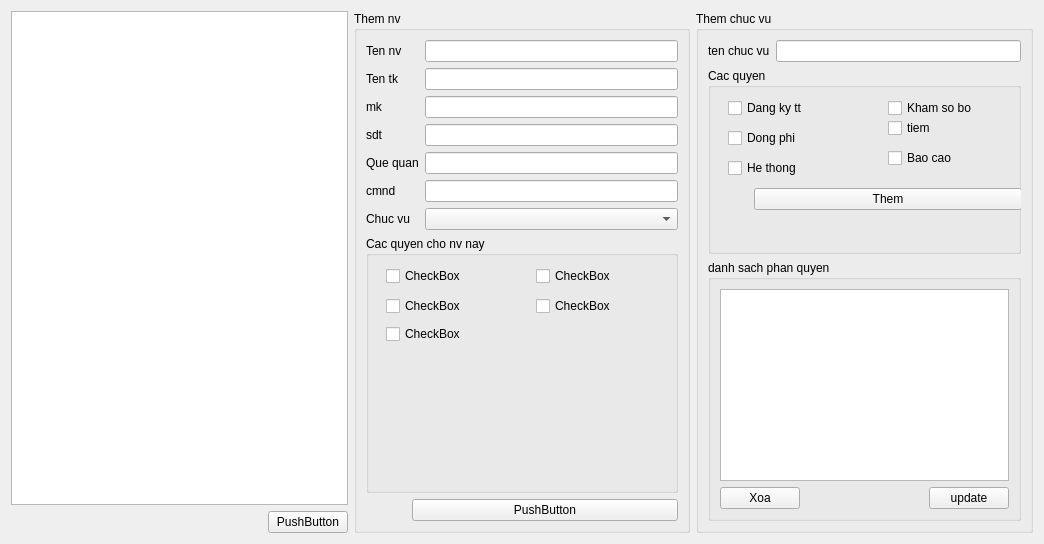
This is managenv.ui in xdien/tcmr as Qt 5 draws it before an edit. The edited form follows.
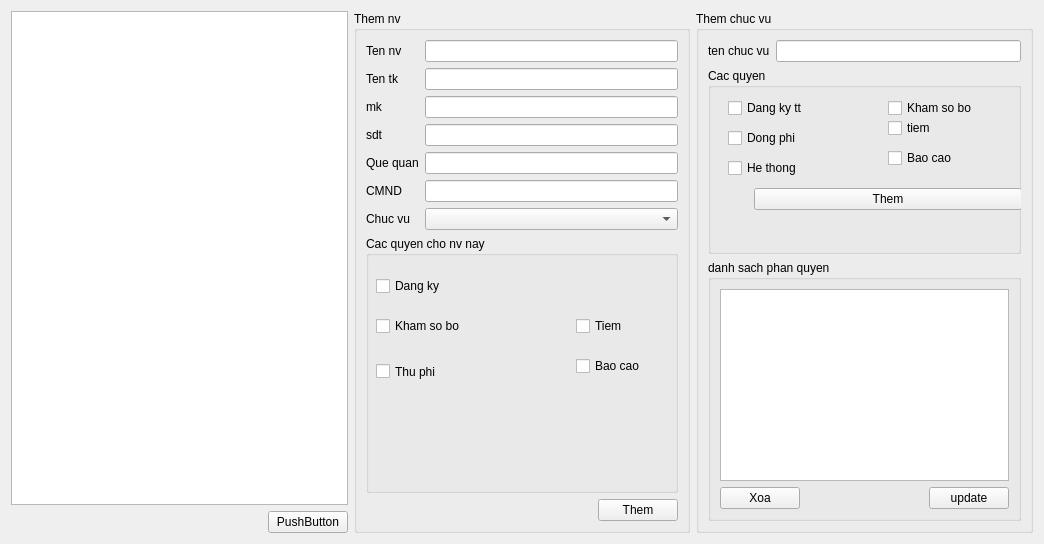
This is the edited form.

Commit message: Them chuc nang xoa nv

The edit to the form file:
```diff
--- a/managenv.ui
+++ b/managenv.ui
@@ -101,7 +101,7 @@
         <item row="5" column="0">
          <widget class="QLabel" name="label_8">
           <property name="text">
-           <string>cmnd</string>
+           <string>CMND</string>
           </property>
          </widget>
         </item>
@@ -146,66 +146,66 @@
         <widget class="QCheckBox" name="checkBox_3h">
          <property name="geometry">
           <rect>
-           <x>20</x>
-           <y>90</y>
+           <x>10</x>
+           <y>120</y>
            <width>86</width>
-           <height>16</height>
+           <height>31</height>
           </rect>
          </property>
          <property name="text">
-          <string>CheckBox</string>
+          <string>Thu phi</string>
          </property>
         </widget>
         <widget class="QCheckBox" name="checkBox_1h">
          <property name="geometry">
           <rect>
-           <x>20</x>
-           <y>30</y>
+           <x>10</x>
+           <y>40</y>
            <width>86</width>
            <height>20</height>
           </rect>
          </property>
          <property name="text">
-          <string>CheckBox</string>
+          <string>Dang ky </string>
          </property>
         </widget>
         <widget class="QCheckBox" name="checkBox_2h">
          <property name="geometry">
           <rect>
-           <x>20</x>
-           <y>60</y>
-           <width>86</width>
+           <x>10</x>
+           <y>80</y>
+           <width>111</width>
            <height>20</height>
           </rect>
          </property>
          <property name="text">
-          <string>CheckBox</string>
+          <string>Kham so bo</string>
          </property>
         </widget>
         <widget class="QCheckBox" name="checkBox_4h">
          <property name="geometry">
           <rect>
-           <x>170</x>
-           <y>30</y>
+           <x>210</x>
+           <y>80</y>
            <width>86</width>
            <height>20</height>
           </rect>
          </property>
          <property name="text">
-          <string>CheckBox</string>
+          <string>Tiem</string>
          </property>
         </widget>
         <widget class="QCheckBox" name="checkBox_5h">
          <property name="geometry">
           <rect>
-           <x>170</x>
-           <y>60</y>
+           <x>210</x>
+           <y>120</y>
            <width>86</width>
            <height>20</height>
           </rect>
          </property>
          <property name="text">
-          <string>CheckBox</string>
+          <string>Bao cao</string>
          </property>
         </widget>
        </widget>
@@ -219,7 +219,7 @@
           </property>
           <property name="sizeHint" stdset="0">
            <size>
-            <width>40</width>
+            <width>226</width>
             <height>20</height>
            </size>
           </property>
@@ -234,7 +234,7 @@
            </sizepolicy>
           </property>
           <property name="text">
-           <string>PushButton</string>
+           <string>Them</string>
           </property>
          </widget>
         </item>
@@ -345,7 +345,7 @@
            <x>0</x>
            <y>120</y>
            <width>314</width>
-           <height>24</height>
+           <height>33</height>
           </rect>
          </property>
          <layout class="QFormLayout" name="formLayout_4">
```
Left out of the diff: 69 changed lines with no effect on the pictures. The commit also changes 9 other files.
